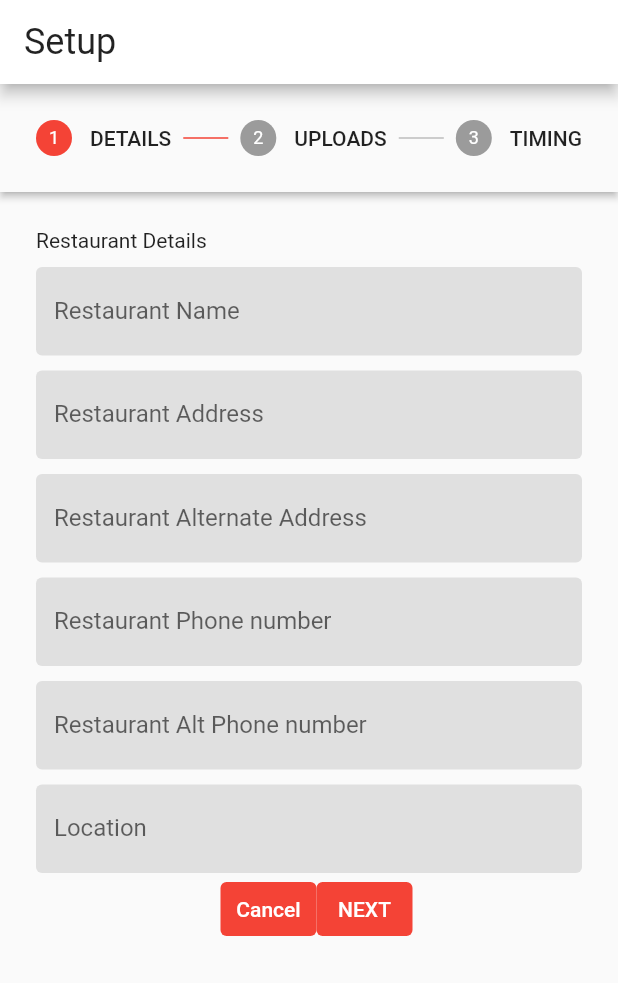
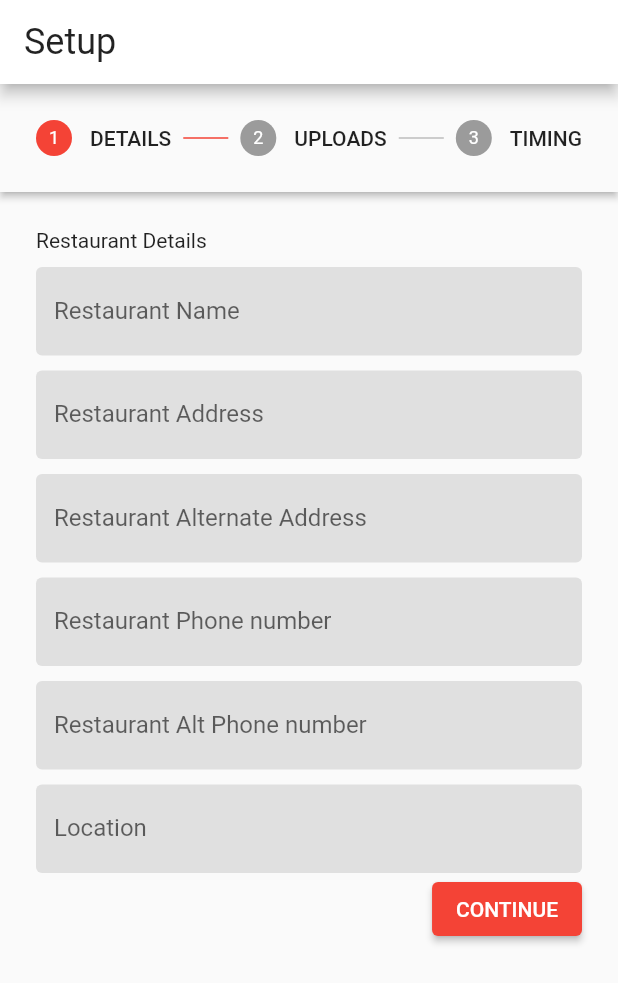
Before and after one commit to santamayengb/stepper, a Flutter app: the screen it shows after launch, on a phone screen of 412 x 824 dp. Shown: the top 983 px of the screen. Run offline on Flutter 3.47's test engine with Material 2 defaults, Android fonts, the phone set to English and light mode, and no system bars.

Commit message:
stpper ofay

```diff
--- a/lib/widget/stepper.widget.dart
+++ b/lib/widget/stepper.widget.dart
@@ -14,43 +14,32 @@ class StepperWidget extends StatefulWidget {
 
 class _StepperWidgetState extends State<StepperWidget> {
   int currentstep = 0;
+  String buttonState = "CONTINUE";
+
   @override
   Widget build(BuildContext context) {
+    log(buttonState);
     return Stepper(
         type: StepperType.horizontal,
         currentStep: currentstep,
         steps: getSteps(),
         onStepContinue: _continue,
-      onStepCancel: _cancel,
+        onStepCancel: currentstep != 0 ? _cancel : null,
         onStepTapped: _ontapped,
-      controlsBuilder: (BuildContext c, ControlsDetails details) {
-        return SizedBox(
-          width: double.infinity,
-          child: Row(
-            mainAxisAlignment: MainAxisAlignment.center,
-            children: <Widget>[
-              const SizedBox(
-                width: 10,
-              ),
-              TextButton(
-                onPressed: details.onStepCancel,
-                child:
-                    const Text('Cancel', style: TextStyle(color: Colors.white)),
-                style: ButtonStyle(
-                    backgroundColor: MaterialStateProperty.all(Colors.red)),
-              ),
-              TextButton(
-                onPressed: details.onStepContinue,
-                child:
-                    const Text('NEXT', style: TextStyle(color: Colors.white)),
-                style: ButtonStyle(
-                    backgroundColor: MaterialStateProperty.all(Colors.red)),
-              ),
+        controlsBuilder: (BuildContext c, ControlsDetails ctl) {
+          return Row(
+            mainAxisAlignment: MainAxisAlignment.end,
+            children: [
+              ctl.onStepCancel != null
+                  ? ElevatedButton(
+                      onPressed: ctl.onStepCancel, child: const Text("CANCEL"))
+                  : Container(),
+              const SizedBox(width: 10),
+              ElevatedButton(
+                  onPressed: ctl.onStepContinue, child: Text(buttonState))
             ],
-          ),
           );
-      },
-    );
+        });
   }
 
   //Logics--------------------------------------------------
@@ -61,9 +50,7 @@ class _StepperWidgetState extends State<StepperWidget> {
   }
 
   void _cancel() {
-    final step = getSteps().length - 1;
     if (currentstep == 0) {
-      log(step.toString());
       return;
     }
     setState(() {
@@ -73,13 +60,18 @@ class _StepperWidgetState extends State<StepperWidget> {
   }
 
   void _continue() {
-    if (currentstep >= (getSteps().length - 1)) {
+    if (currentstep > (getSteps().length - 1)) {
       return;
-    }
+    } else if (currentstep == getSteps().length - 1) {
+      setState(() {
+        buttonState == "SUMBIT";
+      });
+    } else {
       setState(() {
         currentstep += 1;
         log(currentstep.toString());
       });
+    }
   }
 
   //Steps--------------------------------------------------
```
Lines whose indentation alone changed are shown as unchanged.
